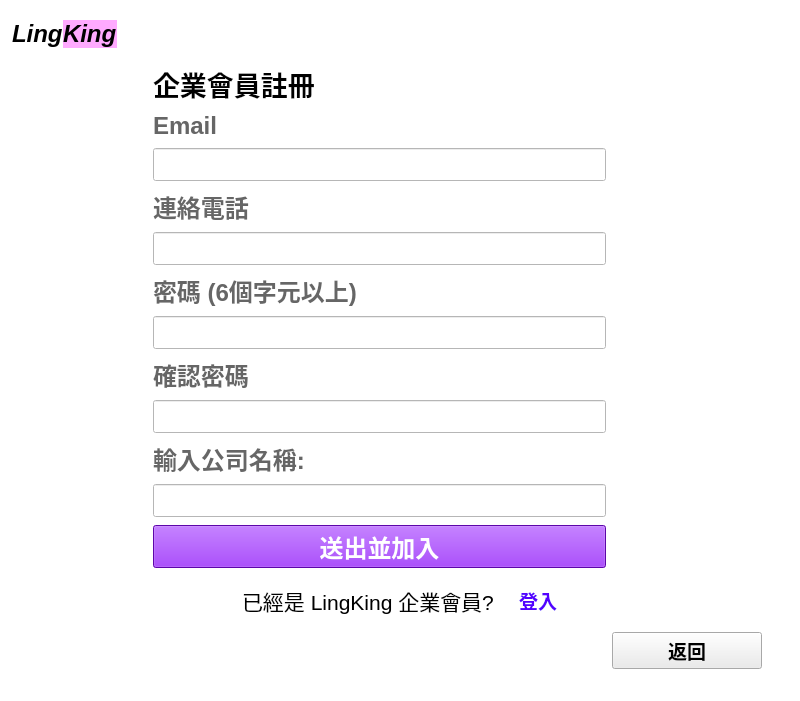
smilesmilehero/Advanced_Python_final_project_resume_system, file UI/company_register.ui: the form before one commit.
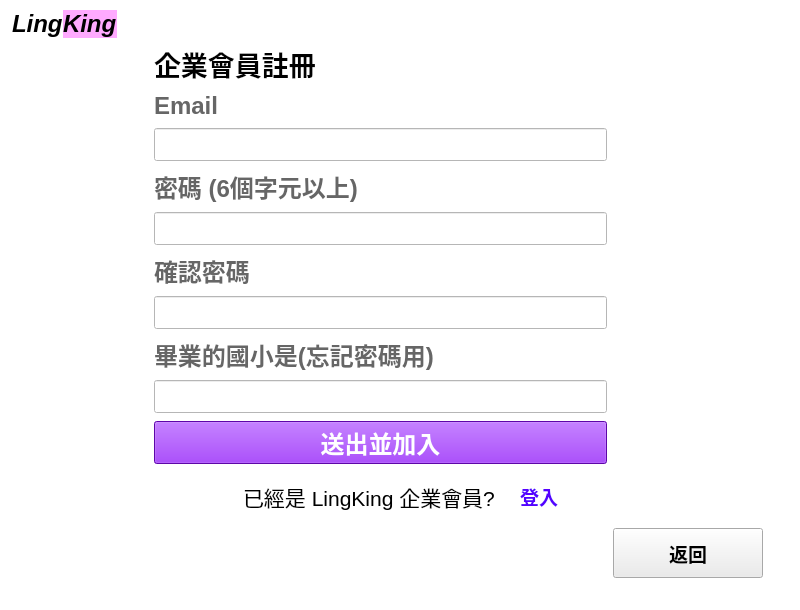
The form after the commit.

What changed in the file:
```diff
--- a/UI/company_register.ui
+++ b/UI/company_register.ui
@@ -17,7 +17,7 @@
    <string notr="true">background-color: rgb(255, 255, 255);</string>
   </property>
   <widget class="QWidget" name="centralwidget">
-   <layout class="QGridLayout" name="gridLayout">
+   <layout class="QGridLayout" name="gridLayout_2">
     <property name="leftMargin">
      <number>12</number>
     </property>
@@ -31,134 +31,151 @@
      <number>10</number>
     </property>
     <item row="0" column="0">
-     <spacer name="verticalSpacer_3">
-      <property name="orientation">
-       <enum>Qt::Vertical</enum>
-      </property>
-      <property name="sizeType">
-       <enum>QSizePolicy::Fixed</enum>
-      </property>
-      <property name="sizeHint" stdset="0">
-       <size>
-        <width>20</width>
-        <height>10</height>
-       </size>
-      </property>
-     </spacer>
-    </item>
-    <item row="1" column="0">
-     <layout class="QVBoxLayout" name="verticalLayout_2">
-      <item>
-       <layout class="QHBoxLayout" name="horizontalLayout_2">
-        <property name="spacing">
-         <number>0</number>
-        </property>
-        <item>
-         <widget class="QLabel" name="label">
-          <property name="enabled">
-           <bool>true</bool>
-          </property>
+     <layout class="QGridLayout" name="gridLayout">
+      <item row="2" column="2">
+       <widget class="QLabel" name="info_label">
           <property name="sizePolicy">
-           <sizepolicy hsizetype="Fixed" vsizetype="Fixed">
-            <horstretch>1</horstretch>
+         <sizepolicy hsizetype="Minimum" vsizetype="Expanding">
+          <horstretch>0</horstretch>
             <verstretch>0</verstretch>
            </sizepolicy>
           </property>
-          <property name="font">
-           <font>
-            <pointsize>18</pointsize>
-            <weight>75</weight>
-            <italic>true</italic>
-            <bold>true</bold>
-            <strikeout>false</strikeout>
-           </font>
-          </property>
-          <property name="text">
-           <string>Ling</string>
-          </property>
-          <property name="textFormat">
-           <enum>Qt::PlainText</enum>
-          </property>
-          <property name="wordWrap">
-           <bool>false</bool>
-          </property>
-         </widget>
-        </item>
-        <item>
-         <widget class="QLabel" name="label_5">
-          <property name="sizePolicy">
-           <sizepolicy hsizetype="Fixed" vsizetype="Fixed">
-            <horstretch>2</horstretch>
-            <verstretch>0</verstretch>
-           </sizepolicy>
-          </property>
+        <property name="minimumSize">
+         <size>
+          <width>175</width>
+          <height>0</height>
+         </size>
+        </property>
+        <property name="palette">
+         <palette>
+          <active>
+           <colorrole role="WindowText">
+            <brush brushstyle="SolidPattern">
+             <color alpha="255">
+              <red>255</red>
+              <green>0</green>
+              <blue>0</blue>
+             </color>
+            </brush>
+           </colorrole>
+           <colorrole role="Button">
+            <brush brushstyle="SolidPattern">
+             <color alpha="255">
+              <red>255</red>
+              <green>255</green>
+              <blue>255</blue>
+             </color>
+            </brush>
+           </colorrole>
+           <colorrole role="Base">
+            <brush brushstyle="SolidPattern">
+             <color alpha="255">
+              <red>255</red>
+              <green>255</green>
+              <blue>255</blue>
+             </color>
+            </brush>
+           </colorrole>
+           <colorrole role="Window">
+            <brush brushstyle="SolidPattern">
+             <color alpha="255">
+              <red>255</red>
+              <green>255</green>
+              <blue>255</blue>
+             </color>
+            </brush>
+           </colorrole>
+          </active>
+          <inactive>
+           <colorrole role="WindowText">
+            <brush brushstyle="SolidPattern">
+             <color alpha="255">
+              <red>255</red>
+              <green>0</green>
+              <blue>0</blue>
+             </color>
+            </brush>
+           </colorrole>
+           <colorrole role="Button">
+            <brush brushstyle="SolidPattern">
+             <color alpha="255">
+              <red>255</red>
+              <green>255</green>
+              <blue>255</blue>
+             </color>
+            </brush>
+           </colorrole>
+           <colorrole role="Base">
+            <brush brushstyle="SolidPattern">
+             <color alpha="255">
+              <red>255</red>
+              <green>255</green>
+              <blue>255</blue>
+             </color>
+            </brush>
+           </colorrole>
+           <colorrole role="Window">
+            <brush brushstyle="SolidPattern">
+             <color alpha="255">
+              <red>255</red>
+              <green>255</green>
+              <blue>255</blue>
+             </color>
+            </brush>
+           </colorrole>
+          </inactive>
+          <disabled>
+           <colorrole role="WindowText">
+            <brush brushstyle="SolidPattern">
+             <color alpha="255">
+              <red>120</red>
+              <green>120</green>
+              <blue>120</blue>
+             </color>
+            </brush>
+           </colorrole>
+           <colorrole role="Button">
+            <brush brushstyle="SolidPattern">
+             <color alpha="255">
+              <red>255</red>
+              <green>255</green>
+              <blue>255</blue>
+             </color>
+            </brush>
+           </colorrole>
+           <colorrole role="Base">
+            <brush brushstyle="SolidPattern">
+             <color alpha="255">
+              <red>255</red>
+              <green>255</green>
+              <blue>255</blue>
+             </color>
+            </brush>
+           </colorrole>
+           <colorrole role="Window">
+            <brush brushstyle="SolidPattern">
+             <color alpha="255">
+              <red>255</red>
+              <green>255</green>
+              <blue>255</blue>
+             </color>
+            </brush>
+           </colorrole>
+          </disabled>
+         </palette>
+        </property>
           <property name="font">
            <font>
-            <pointsize>18</pointsize>
-            <weight>75</weight>
-            <italic>true</italic>
-            <bold>true</bold>
-           </font>
-          </property>
-          <property name="styleSheet">
-           <string notr="true">background-color: rgb(255, 170, 255)</string>
-          </property>
+          <pointsize>14</pointsize>
+         </font>
+        </property>
           <property name="text">
-           <string>King</string>
-          </property>
-         </widget>
-        </item>
-        <item>
-         <spacer name="horizontalSpacer_3">
-          <property name="orientation">
-           <enum>Qt::Horizontal</enum>
-          </property>
-          <property name="sizeType">
-           <enum>QSizePolicy::Fixed</enum>
-          </property>
-          <property name="sizeHint" stdset="0">
-           <size>
-            <width>30</width>
-            <height>20</height>
-           </size>
-          </property>
-         </spacer>
-        </item>
-       </layout>
-      </item>
-      <item>
-       <spacer name="verticalSpacer">
-        <property name="orientation">
-         <enum>Qt::Vertical</enum>
-        </property>
-        <property name="sizeType">
-         <enum>QSizePolicy::Fixed</enum>
-        </property>
-        <property name="sizeHint" stdset="0">
-         <size>
-          <width>20</width>
-          <height>10</height>
-         </size>
-        </property>
-       </spacer>
-      </item>
-     </layout>
-    </item>
-    <item row="2" column="0">
-     <spacer name="verticalSpacer_2">
-      <property name="orientation">
-       <enum>Qt::Vertical</enum>
-      </property>
-      <property name="sizeType">
-       <enum>QSizePolicy::Expanding</enum>
-      </property>
-      <property name="sizeHint" stdset="0">
-       <size>
-        <width>20</width>
-        <height>416</height>
-       </size>
-      </property>
-     </spacer>
+         <string/>
+        </property>
+        <property name="alignment">
+         <set>Qt::AlignLeading|Qt::AlignLeft|Qt::AlignTop</set>
+        </property>
+       </widget>
     </item>
     <item row="2" column="1">
      <layout class="QVBoxLayout" name="verticalLayout">
@@ -171,11 +188,17 @@
          <bool>true</bool>
         </property>
         <property name="sizePolicy">
-         <sizepolicy hsizetype="Preferred" vsizetype="Fixed">
+           <sizepolicy hsizetype="Maximum" vsizetype="Fixed">
           <horstretch>0</horstretch>
           <verstretch>1</verstretch>
          </sizepolicy>
         </property>
+          <property name="maximumSize">
+           <size>
+            <width>480</width>
+            <height>16777215</height>
+           </size>
+          </property>
         <property name="font">
          <font>
           <pointsize>20</pointsize>
@@ -191,11 +214,17 @@
       <item>
        <widget class="QLabel" name="label_2">
         <property name="sizePolicy">
-         <sizepolicy hsizetype="Preferred" vsizetype="Fixed">
+           <sizepolicy hsizetype="Maximum" vsizetype="Fixed">
           <horstretch>0</horstretch>
           <verstretch>1</verstretch>
          </sizepolicy>
         </property>
+          <property name="maximumSize">
+           <size>
+            <width>480</width>
+            <height>16777215</height>
+           </size>
+          </property>
         <property name="palette">
          <palette>
           <active>
@@ -365,199 +394,16 @@
       <item>
        <widget class="QLineEdit" name="email_input">
         <property name="sizePolicy">
-         <sizepolicy hsizetype="Expanding" vsizetype="Fixed">
+           <sizepolicy hsizetype="Maximum" vsizetype="Fixed">
           <horstretch>0</horstretch>
           <verstretch>2</verstretch>
          </sizepolicy>
         </property>
-        <property name="font">
-         <font>
-          <pointsize>16</pointsize>
-         </font>
-        </property>
-       </widget>
-      </item>
-      <item>
-       <widget class="QLabel" name="label_9">
-        <property name="sizePolicy">
-         <sizepolicy hsizetype="Preferred" vsizetype="Fixed">
-          <horstretch>0</horstretch>
-          <verstretch>1</verstretch>
-         </sizepolicy>
-        </property>
-        <property name="palette">
-         <palette>
-          <active>
-           <colorrole role="WindowText">
-            <brush brushstyle="SolidPattern">
-             <color alpha="255">
-              <red>102</red>
-              <green>102</green>
-              <blue>102</blue>
-             </color>
-            </brush>
-           </colorrole>
-           <colorrole role="Button">
-            <brush brushstyle="SolidPattern">
-             <color alpha="255">
-              <red>255</red>
-              <green>255</green>
-              <blue>255</blue>
-             </color>
-            </brush>
-           </colorrole>
-           <colorrole role="Text">
-            <brush brushstyle="SolidPattern">
-             <color alpha="255">
-              <red>156</red>
-              <green>156</green>
-              <blue>156</blue>
-             </color>
-            </brush>
-           </colorrole>
-           <colorrole role="Base">
-            <brush brushstyle="SolidPattern">
-             <color alpha="255">
-              <red>255</red>
-              <green>255</green>
-              <blue>255</blue>
-             </color>
-            </brush>
-           </colorrole>
-           <colorrole role="Window">
-            <brush brushstyle="SolidPattern">
-             <color alpha="255">
-              <red>255</red>
-              <green>255</green>
-              <blue>255</blue>
-             </color>
-            </brush>
-           </colorrole>
-          </active>
-          <inactive>
-           <colorrole role="WindowText">
-            <brush brushstyle="SolidPattern">
-             <color alpha="255">
-              <red>102</red>
-              <green>102</green>
-              <blue>102</blue>
-             </color>
-            </brush>
-           </colorrole>
-           <colorrole role="Button">
-            <brush brushstyle="SolidPattern">
-             <color alpha="255">
-              <red>255</red>
-              <green>255</green>
-              <blue>255</blue>
-             </color>
-            </brush>
-           </colorrole>
-           <colorrole role="Text">
-            <brush brushstyle="SolidPattern">
-             <color alpha="255">
-              <red>156</red>
-              <green>156</green>
-              <blue>156</blue>
-             </color>
-            </brush>
-           </colorrole>
-           <colorrole role="Base">
-            <brush brushstyle="SolidPattern">
-             <color alpha="255">
-              <red>255</red>
-              <green>255</green>
-              <blue>255</blue>
-             </color>
-            </brush>
-           </colorrole>
-           <colorrole role="Window">
-            <brush brushstyle="SolidPattern">
-             <color alpha="255">
-              <red>255</red>
-              <green>255</green>
-              <blue>255</blue>
-             </color>
-            </brush>
-           </colorrole>
-          </inactive>
-          <disabled>
-           <colorrole role="WindowText">
-            <brush brushstyle="SolidPattern">
-             <color alpha="255">
-              <red>120</red>
-              <green>120</green>
-              <blue>120</blue>
-             </color>
-            </brush>
-           </colorrole>
-           <colorrole role="Button">
-            <brush brushstyle="SolidPattern">
-             <color alpha="255">
-              <red>255</red>
-              <green>255</green>
-              <blue>255</blue>
-             </color>
-            </brush>
-           </colorrole>
-           <colorrole role="Text">
-            <brush brushstyle="SolidPattern">
-             <color alpha="255">
-              <red>120</red>
-              <green>120</green>
-              <blue>120</blue>
-             </color>
-            </brush>
-           </colorrole>
-           <colorrole role="Base">
-            <brush brushstyle="SolidPattern">
-             <color alpha="255">
-              <red>255</red>
-              <green>255</green>
-              <blue>255</blue>
-             </color>
-            </brush>
-           </colorrole>
-           <colorrole role="Window">
-            <brush brushstyle="SolidPattern">
-             <color alpha="255">
-              <red>255</red>
-              <green>255</green>
-              <blue>255</blue>
-             </color>
-            </brush>
-           </colorrole>
-          </disabled>
-         </palette>
-        </property>
-        <property name="font">
-         <font>
-          <pointsize>18</pointsize>
-          <weight>75</weight>
-          <bold>true</bold>
-         </font>
-        </property>
-        <property name="focusPolicy">
-         <enum>Qt::NoFocus</enum>
-        </property>
-        <property name="styleSheet">
-         <string notr="true"/>
-        </property>
-        <property name="text">
-         <string>連絡電話</string>
-        </property>
-        <property name="buddy">
-         <cstring>email_input</cstring>
-        </property>
-       </widget>
-      </item>
-      <item>
-       <widget class="QLineEdit" name="phone_num_input">
-        <property name="sizePolicy">
-         <sizepolicy hsizetype="Expanding" vsizetype="Fixed">
-          <horstretch>0</horstretch>
-          <verstretch>2</verstretch>
-         </sizepolicy>
+          <property name="maximumSize">
+           <size>
+            <width>480</width>
+            <height>16777215</height>
+           </size>
         </property>
         <property name="font">
          <font>
@@ -569,11 +415,17 @@
       <item>
        <widget class="QLabel" name="label_3">
         <property name="sizePolicy">
-         <sizepolicy hsizetype="Preferred" vsizetype="Fixed">
+           <sizepolicy hsizetype="Maximum" vsizetype="Fixed">
           <horstretch>0</horstretch>
           <verstretch>1</verstretch>
          </sizepolicy>
         </property>
+          <property name="maximumSize">
+           <size>
+            <width>480</width>
+            <height>16777215</height>
+           </size>
+          </property>
         <property name="palette">
          <palette>
           <active>
@@ -743,11 +595,17 @@
       <item>
        <widget class="QLineEdit" name="password_input">
         <property name="sizePolicy">
-         <sizepolicy hsizetype="Expanding" vsizetype="Fixed">
+           <sizepolicy hsizetype="Maximum" vsizetype="Fixed">
           <horstretch>0</horstretch>
           <verstretch>2</verstretch>
          </sizepolicy>
         </property>
+          <property name="maximumSize">
+           <size>
+            <width>480</width>
+            <height>16777215</height>
+           </size>
+          </property>
         <property name="font">
          <font>
           <pointsize>16</pointsize>
@@ -758,11 +616,17 @@
       <item>
        <widget class="QLabel" name="label_8">
         <property name="sizePolicy">
-         <sizepolicy hsizetype="Preferred" vsizetype="Fixed">
+           <sizepolicy hsizetype="Maximum" vsizetype="Fixed">
           <horstretch>0</horstretch>
           <verstretch>1</verstretch>
          </sizepolicy>
         </property>
+          <property name="maximumSize">
+           <size>
+            <width>480</width>
+            <height>16777215</height>
+           </size>
+          </property>
         <property name="palette">
          <palette>
           <active>
@@ -932,11 +796,17 @@
       <item>
        <widget class="QLineEdit" name="confirm_password_input">
         <property name="sizePolicy">
-         <sizepolicy hsizetype="Expanding" vsizetype="Fixed">
+           <sizepolicy hsizetype="Maximum" vsizetype="Fixed">
           <horstretch>0</horstretch>
           <verstretch>2</verstretch>
          </sizepolicy>
         </property>
+          <property name="maximumSize">
+           <size>
+            <width>480</width>
+            <height>16777215</height>
+           </size>
+          </property>
         <property name="font">
          <font>
           <pointsize>16</pointsize>
@@ -947,11 +817,17 @@
       <item>
        <widget class="QLabel" name="label_6">
         <property name="sizePolicy">
-         <sizepolicy hsizetype="Preferred" vsizetype="Fixed">
+           <sizepolicy hsizetype="Maximum" vsizetype="Fixed">
           <horstretch>0</horstretch>
           <verstretch>1</verstretch>
          </sizepolicy>
         </property>
+          <property name="maximumSize">
+           <size>
+            <width>480</width>
+            <height>16777215</height>
+           </size>
+          </property>
         <property name="palette">
          <palette>
           <active>
@@ -1111,7 +987,7 @@
          <string notr="true"/>
         </property>
         <property name="text">
-         <string>輸入公司名稱:</string>
+           <string>畢業的國小是(忘記密碼用)</string>
         </property>
         <property name="buddy">
          <cstring>password_input</cstring>
@@ -1121,11 +997,17 @@
       <item>
        <widget class="QLineEdit" name="company_input">
         <property name="sizePolicy">
-         <sizepolicy hsizetype="Expanding" vsizetype="Fixed">
+           <sizepolicy hsizetype="Maximum" vsizetype="Fixed">
           <horstretch>0</horstretch>
           <verstretch>2</verstretch>
          </sizepolicy>
         </property>
+          <property name="maximumSize">
+           <size>
+            <width>480</width>
+            <height>16777215</height>
+           </size>
+          </property>
         <property name="font">
          <font>
           <pointsize>16</pointsize>
@@ -1136,11 +1018,17 @@
       <item>
        <widget class="QPushButton" name="send_btn">
         <property name="sizePolicy">
-         <sizepolicy hsizetype="Minimum" vsizetype="Fixed">
+           <sizepolicy hsizetype="Maximum" vsizetype="Maximum">
           <horstretch>0</horstretch>
           <verstretch>2</verstretch>
          </sizepolicy>
         </property>
+          <property name="maximumSize">
+           <size>
+            <width>480</width>
+            <height>16777215</height>
+           </size>
+          </property>
         <property name="palette">
          <palette>
           <active>
@@ -1512,6 +1400,12 @@
         <verstretch>0</verstretch>
        </sizepolicy>
       </property>
+        <property name="minimumSize">
+         <size>
+          <width>100</width>
+          <height>50</height>
+         </size>
+        </property>
       <property name="maximumSize">
        <size>
         <width>150</width>
@@ -1536,137 +1430,85 @@
       </property>
      </widget>
     </item>
-    <item row="2" column="2">
-     <widget class="QLabel" name="info_label">
-      <property name="palette">
-       <palette>
-        <active>
-         <colorrole role="WindowText">
-          <brush brushstyle="SolidPattern">
-           <color alpha="255">
-            <red>255</red>
-            <green>0</green>
-            <blue>0</blue>
-           </color>
-          </brush>
-         </colorrole>
-         <colorrole role="Button">
-          <brush brushstyle="SolidPattern">
-           <color alpha="255">
-            <red>255</red>
-            <green>255</green>
-            <blue>255</blue>
-           </color>
-          </brush>
-         </colorrole>
-         <colorrole role="Base">
-          <brush brushstyle="SolidPattern">
-           <color alpha="255">
-            <red>255</red>
-            <green>255</green>
-            <blue>255</blue>
-           </color>
-          </brush>
-         </colorrole>
-         <colorrole role="Window">
-          <brush brushstyle="SolidPattern">
-           <color alpha="255">
-            <red>255</red>
-            <green>255</green>
-            <blue>255</blue>
-           </color>
-          </brush>
-         </colorrole>
-        </active>
-        <inactive>
-         <colorrole role="WindowText">
-          <brush brushstyle="SolidPattern">
-           <color alpha="255">
-            <red>255</red>
-            <green>0</green>
-            <blue>0</blue>
-           </color>
-          </brush>
-         </colorrole>
-         <colorrole role="Button">
-          <brush brushstyle="SolidPattern">
-           <color alpha="255">
-            <red>255</red>
-            <green>255</green>
-            <blue>255</blue>
-           </color>
-          </brush>
-         </colorrole>
-         <colorrole role="Base">
-          <brush brushstyle="SolidPattern">
-           <color alpha="255">
-            <red>255</red>
-            <green>255</green>
-            <blue>255</blue>
-           </color>
-          </brush>
-         </colorrole>
-         <colorrole role="Window">
-          <brush brushstyle="SolidPattern">
-           <color alpha="255">
-            <red>255</red>
-            <green>255</green>
-            <blue>255</blue>
-           </color>
-          </brush>
-         </colorrole>
-        </inactive>
-        <disabled>
-         <colorrole role="WindowText">
-          <brush brushstyle="SolidPattern">
-           <color alpha="255">
-            <red>120</red>
-            <green>120</green>
-            <blue>120</blue>
-           </color>
-          </brush>
-         </colorrole>
-         <colorrole role="Button">
-          <brush brushstyle="SolidPattern">
-           <color alpha="255">
-            <red>255</red>
-            <green>255</green>
-            <blue>255</blue>
-           </color>
-          </brush>
-         </colorrole>
-         <colorrole role="Base">
-          <brush brushstyle="SolidPattern">
-           <color alpha="255">
-            <red>255</red>
-            <green>255</green>
-            <blue>255</blue>
-           </color>
-          </brush>
-         </colorrole>
-         <colorrole role="Window">
-          <brush brushstyle="SolidPattern">
-           <color alpha="255">
-            <red>255</red>
-            <green>255</green>
-            <blue>255</blue>
-           </color>
-          </brush>
-         </colorrole>
-        </disabled>
-       </palette>
-      </property>
+      <item row="0" column="0">
+       <layout class="QHBoxLayout" name="horizontalLayout_2">
+        <property name="spacing">
+         <number>0</number>
+        </property>
+        <item>
+         <widget class="QLabel" name="label">
+          <property name="enabled">
+           <bool>true</bool>
+          </property>
+          <property name="sizePolicy">
+           <sizepolicy hsizetype="Fixed" vsizetype="Fixed">
+            <horstretch>1</horstretch>
+            <verstretch>0</verstretch>
+           </sizepolicy>
+          </property>
       <property name="font">
        <font>
-        <pointsize>14</pointsize>
+            <pointsize>18</pointsize>
+            <weight>75</weight>
+            <italic>true</italic>
+            <bold>true</bold>
+            <strikeout>false</strikeout>
        </font>
       </property>
       <property name="text">
-       <string/>
-      </property>
-     </widget>
-    </item>
-    <item row="1" column="1">
+           <string>Ling</string>
+          </property>
+          <property name="textFormat">
+           <enum>Qt::PlainText</enum>
+          </property>
+          <property name="wordWrap">
+           <bool>false</bool>
+          </property>
+         </widget>
+        </item>
+        <item>
+         <widget class="QLabel" name="label_5">
+          <property name="sizePolicy">
+           <sizepolicy hsizetype="Fixed" vsizetype="Fixed">
+            <horstretch>2</horstretch>
+            <verstretch>0</verstretch>
+           </sizepolicy>
+          </property>
+          <property name="font">
+           <font>
+            <pointsize>18</pointsize>
+            <weight>75</weight>
+            <italic>true</italic>
+            <bold>true</bold>
+           </font>
+          </property>
+          <property name="styleSheet">
+           <string notr="true">background-color: rgb(255, 170, 255)</string>
+          </property>
+          <property name="text">
+           <string>King</string>
+          </property>
+         </widget>
+        </item>
+        <item>
+         <spacer name="horizontalSpacer_3">
+          <property name="orientation">
+           <enum>Qt::Horizontal</enum>
+          </property>
+          <property name="sizeType">
+           <enum>QSizePolicy::Expanding</enum>
+          </property>
+          <property name="sizeHint" stdset="0">
+           <size>
+            <width>30</width>
+            <height>20</height>
+           </size>
+          </property>
+         </spacer>
+        </item>
+       </layout>
+      </item>
+      <item row="0" column="2">
      <spacer name="horizontalSpacer_5">
       <property name="orientation">
        <enum>Qt::Horizontal</enum>
@@ -1679,7 +1521,23 @@
       </property>
      </spacer>
     </item>
-    <item row="1" column="2">
+      <item row="1" column="0">
+       <spacer name="verticalSpacer">
+        <property name="orientation">
+         <enum>Qt::Vertical</enum>
+        </property>
+        <property name="sizeType">
+         <enum>QSizePolicy::Maximum</enum>
+        </property>
+        <property name="sizeHint" stdset="0">
+         <size>
+          <width>20</width>
+          <height>50</height>
+         </size>
+        </property>
+       </spacer>
+      </item>
+      <item row="2" column="0">
      <spacer name="horizontalSpacer_6">
       <property name="orientation">
        <enum>Qt::Horizontal</enum>
@@ -1691,6 +1549,8 @@
        </size>
       </property>
      </spacer>
+      </item>
+     </layout>
     </item>
    </layout>
   </widget>
```
Left out of the diff: 2 changed lines with no effect on the pictures. Lines whose indentation alone changed are shown as unchanged.
